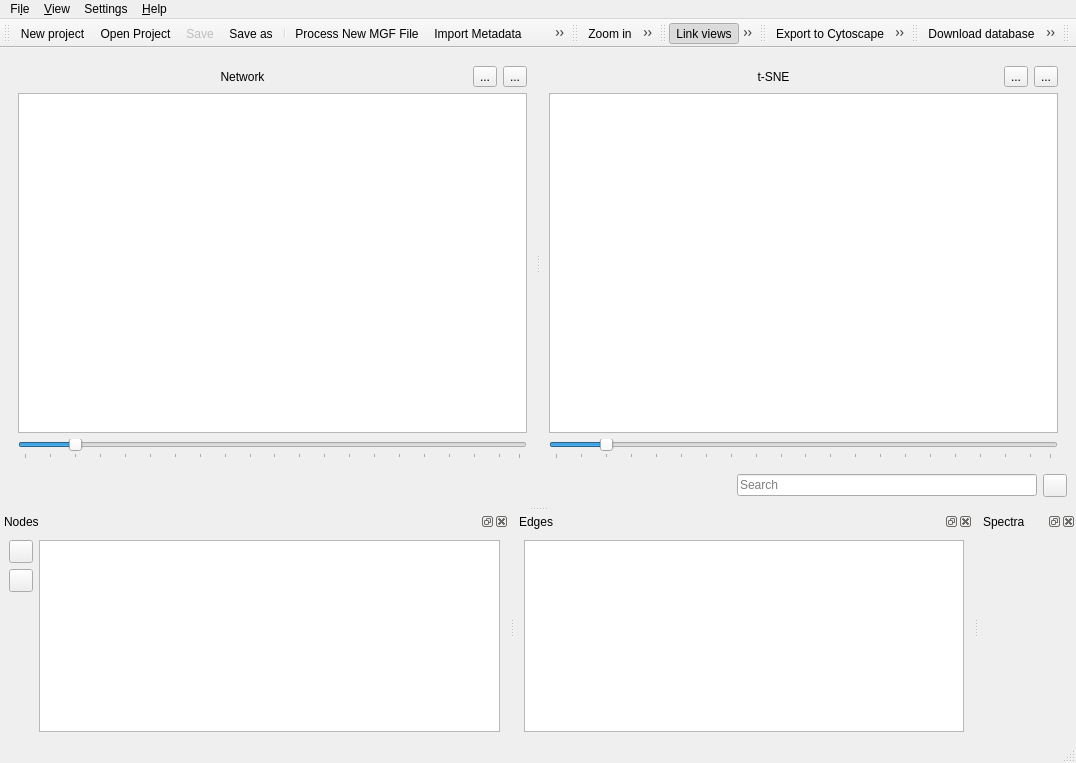
First picture: the form in lib/ui/main_window.ui, repository metgem/metgem, before the edit.
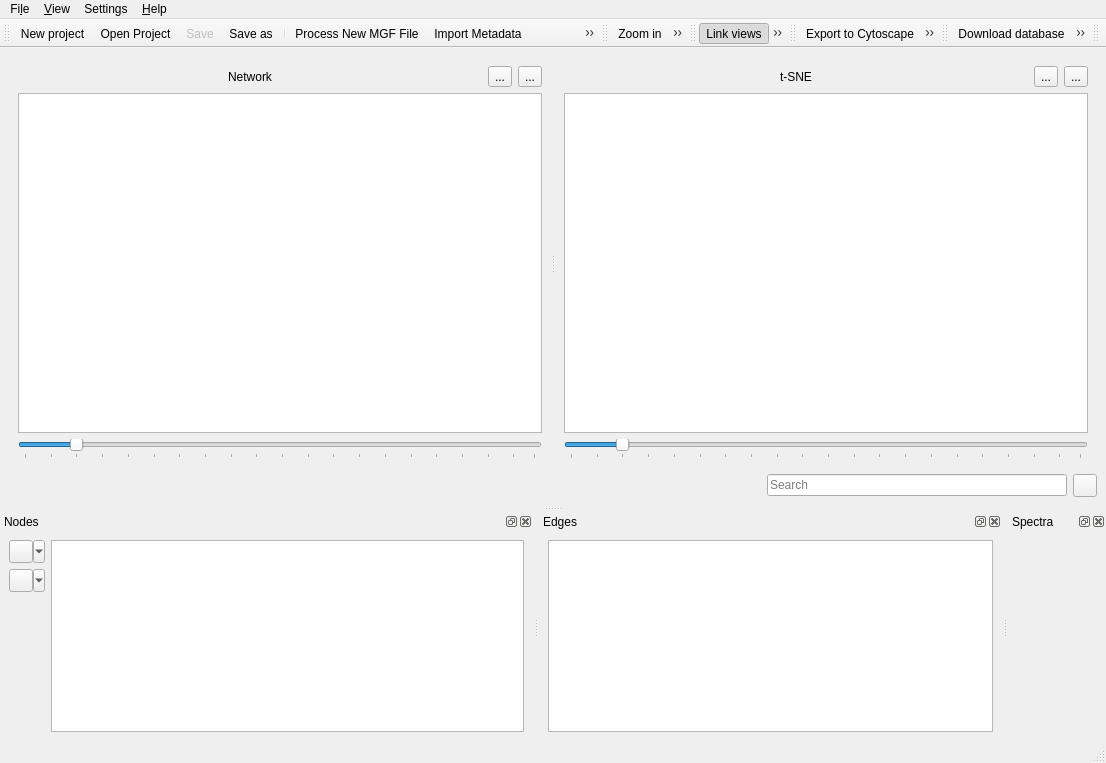
Second picture: the form after the edit. Icons and pictures are not drawn. Custom widgets are drawn as their Qt base class.

Patch:
```diff
--- a/lib/ui/main_window.ui
+++ b/lib/ui/main_window.ui
@@ -6,7 +6,7 @@
    <rect>
     <x>0</x>
     <y>0</y>
-    <width>1076</width>
+    <width>1106</width>
     <height>763</height>
    </rect>
   </property>
@@ -303,7 +303,7 @@
     <rect>
      <x>0</x>
      <y>0</y>
-     <width>1076</width>
+     <width>1106</width>
      <height>21</height>
     </rect>
    </property>
@@ -496,6 +496,9 @@
           <iconset resource="ui.qrc">
            <normaloff>:/icons/images/label.svg</normaloff>:/icons/images/label.svg</iconset>
          </property>
+         <property name="popupMode">
+          <enum>QToolButton::MenuButtonPopup</enum>
+         </property>
         </widget>
        </item>
        <item>
@@ -514,7 +517,7 @@
            <normaloff>:/icons/images/pie.svg</normaloff>:/icons/images/pie.svg</iconset>
          </property>
          <property name="popupMode">
-          <enum>QToolButton::DelayedPopup</enum>
+          <enum>QToolButton::MenuButtonPopup</enum>
          </property>
         </widget>
        </item>
```
Left out of the diff: 48 changed lines with no effect on the pictures.
